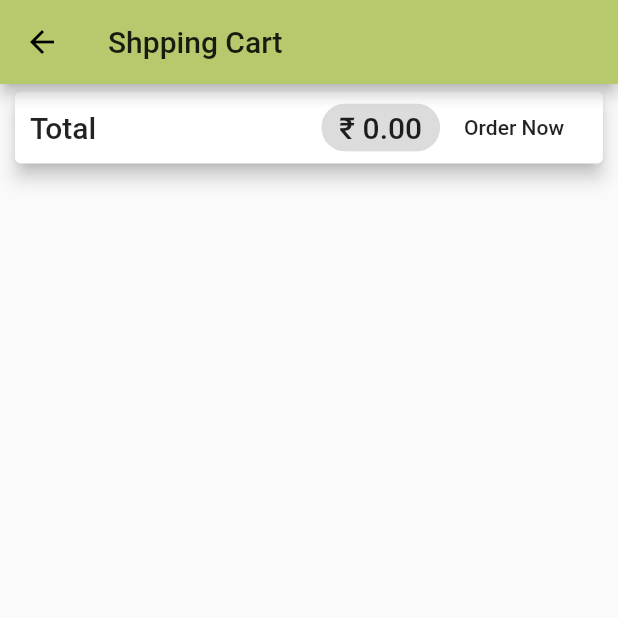
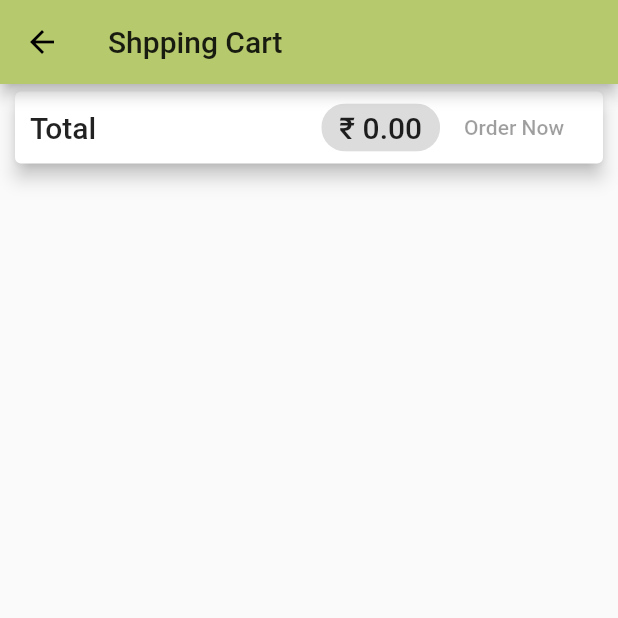
Before and after one commit to kasirajan22/shop, a Flutter app: the CartScreen screen opened by its route, on a phone screen of 412 x 824 dp, the top half of it. Run offline on Flutter 3.47's test engine with Material 2 defaults, Android fonts, the phone set to English and light mode, and no system bars; our stand-ins replace badges; network calls fail.

Commit message:
Order add to db.

```diff
--- a/lib/screens/cart_screen.dart
+++ b/lib/screens/cart_screen.dart
@@ -32,14 +32,7 @@ class CartScreen extends StatelessWidget {
                       style: Theme.of(context).textTheme.title,
                     ),
                   ),
-                  FlatButton(
-                    onPressed: () {
-                      Provider.of<Order>(context, listen: false).addOrders(
-                          cart.items.values.toList(), cart.totalAmount);
-                      cart.clearCart();
-                    },
-                    child: Text('Order Now'),
-                  ),
+                  OrderButton(cart: cart),
                   SizedBox(width: 10),
                 ],
               ),
@@ -60,3 +53,38 @@ class CartScreen extends StatelessWidget {
         ));
   }
 }
+
+class OrderButton extends StatefulWidget {
+  const OrderButton({
+    Key key,
+    @required this.cart,
+  }) : super(key: key);
+
+  final Cart cart;
+
+  @override
+  _OrderButtonState createState() => _OrderButtonState();
+}
+
+class _OrderButtonState extends State<OrderButton> {
+  bool _showLoader = false;
+  @override
+  Widget build(BuildContext context) {
+    return FlatButton(
+      onPressed: widget.cart.totalAmount <= 0
+          ? null
+          : () {
+              setState(() {
+                _showLoader = true;
+              });
+              Provider.of<Order>(context, listen: false).addOrders(
+                  widget.cart.items.values.toList(), widget.cart.totalAmount);
+              setState(() {
+                _showLoader = false;
+              });
+              widget.cart.clearCart();
+            },
+      child: _showLoader ? CircularProgressIndicator() : Text('Order Now'),
+    );
+  }
+}
```
Also changed, not shown: lib/providers/order.dart (+52 -2 lines), lib/screens/orderScreen.dart (+17 -7 lines), lib/widget/order_item.dart (+7 -4 lines).
